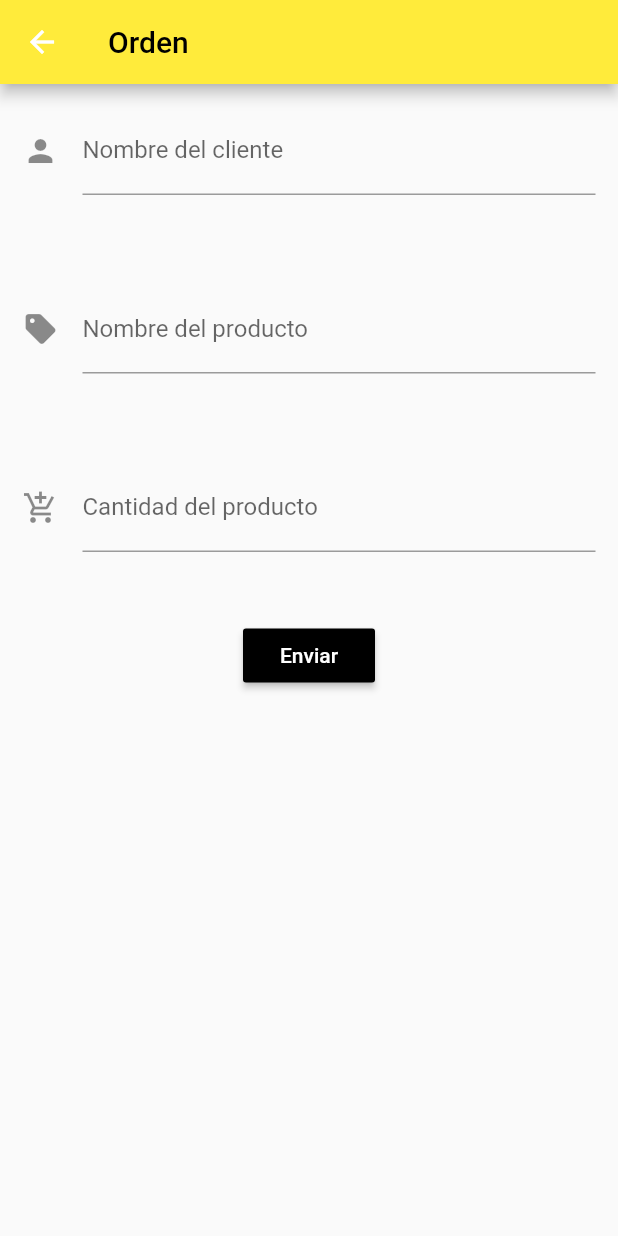
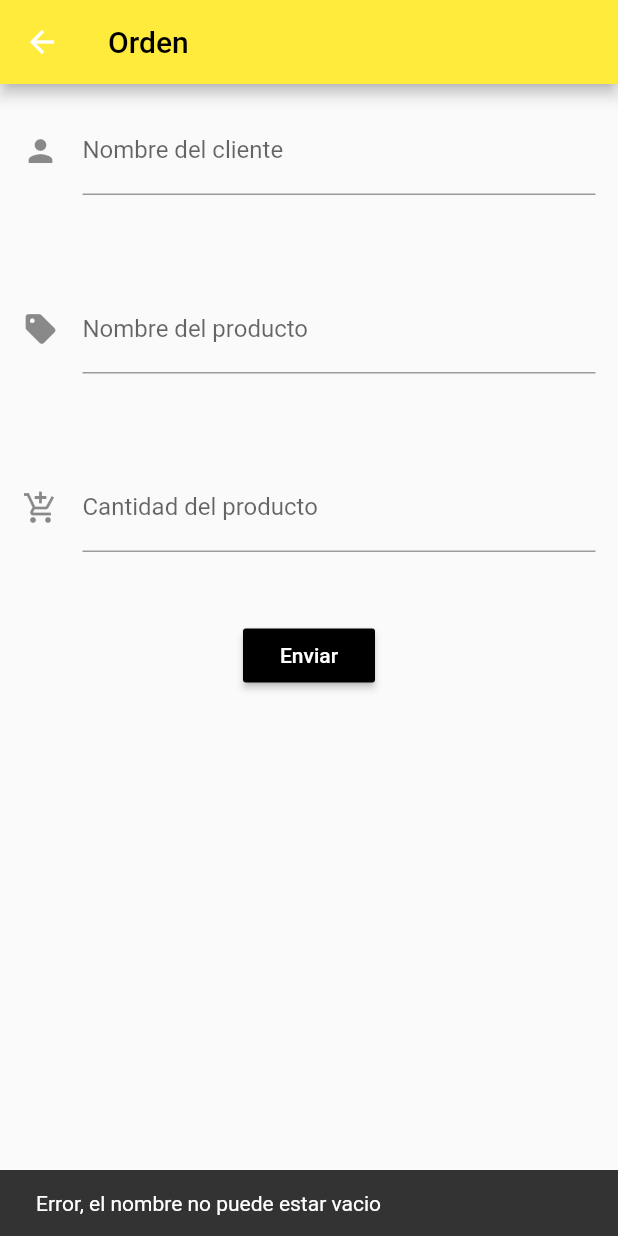
Before and after one commit to devLucasSsS/P-Movil, a Flutter app: the OrderPage screen opened directly, after a tap on "Enviar", on a phone screen of 412 x 824 dp. Run offline on Flutter 3.47's test engine with Material 2 defaults, Android fonts, the phone set to English and light mode, and no system bars; our stand-ins replace cloud_firestore, firebase_auth, firebase_core, shared_preferences; accounts and stored records are empty.

Commit message:
form pedido listo, hay que fixear el error

```diff
--- a/lib/screen/OrderPage.dart
+++ b/lib/screen/OrderPage.dart
@@ -1,6 +1,19 @@
 import 'package:flutter/material.dart';
+import 'package:flutter_application_1/screen/services/firestore_service.dart';
 
-class OrderPage extends StatelessWidget {
+class OrderPage extends StatefulWidget {
+  const OrderPage({super.key});
+
+  @override
+  State<OrderPage> createState() => _OrderPageState();
+}
+
+class _OrderPageState extends State<OrderPage> {
+  final formKey = GlobalKey<FormState>();
+
+  TextEditingController nameClientCtrl = TextEditingController();
+  TextEditingController nameProductCtrl = TextEditingController();
+  TextEditingController cantCtrl = TextEditingController();
   @override
   Widget build(BuildContext context) {
     return Scaffold(
@@ -28,23 +41,23 @@ class OrderPage extends StatelessWidget {
                   height: 30,
                 ),
                 MaterialButton(
-                  onPressed: () {},
                   color: Colors.black,
                   child: Text(
                     'Enviar',
                     style: TextStyle(color: Colors.white),
                   ),
+                  onPressed:() => create(context),
                 )
               ],
             ),
           ),
         ));
   }
-
   Widget _crearInput1() {
     return Container(
       padding: EdgeInsets.all(15),
       child: TextFormField(
+        controller: nameClientCtrl,
         decoration: InputDecoration(
             icon: Icon(Icons.person),
             labelText: 'Nombre del cliente',
@@ -57,6 +70,7 @@ class OrderPage extends StatelessWidget {
     return Container(
       padding: EdgeInsets.all(15),
       child: TextFormField(
+        controller: nameProductCtrl,
         decoration: InputDecoration(
             icon: Icon(Icons.sell),
             labelText: 'Nombre del producto',
@@ -69,6 +83,7 @@ class OrderPage extends StatelessWidget {
     return Container(
       padding: EdgeInsets.all(15),
       child: TextFormField(
+        controller: cantCtrl,
         decoration: InputDecoration(
             icon: Icon(Icons.add_shopping_cart),
             labelText: 'Cantidad del producto',
@@ -76,4 +91,33 @@ class OrderPage extends StatelessWidget {
       ),
     );
   }
-}
+    void create(context) async{
+
+      int cant = int.tryParse(cantCtrl.text.trim()) ?? 0;
+      var nombre = nameClientCtrl.text.trim();
+      var producto = nameProductCtrl.text.trim();
+      if(nombre == ''){
+        ScaffoldMessenger.of(context).showSnackBar(
+          const SnackBar(content: Text('Error, el nombre no puede estar vacio'))
+        );
+      }else if(producto == ''){
+        ScaffoldMessenger.of(context).showSnackBar(
+          const SnackBar(content: Text('Error, el nombre del producto no puede estar vacio'))
+        );
+      }else if(cant < 1){
+                ScaffoldMessenger.of(context).showSnackBar(
+          const SnackBar(content: Text('Error, la cantidad no puede ser 0'))
+        );
+      }else{
+        FirestoreService().agregarPedido(
+          nombre,
+          producto,
+          cant
+        );
+        Navigator.pop(context);
+        ScaffoldMessenger.of(context).showSnackBar(
+          const SnackBar(content: Text('Pedido Agendado'))
+        );
+      }
+    }
+  }
--- a/lib/screen/admin/CreateProduct.dart
+++ b/lib/screen/admin/CreateProduct.dart
@@ -1,4 +1,3 @@
-import 'package:cloud_firestore/cloud_firestore.dart';
 import 'package:flutter/material.dart';
 import 'package:flutter_application_1/screen/services/firestore_service.dart';
 class CreateProduct extends StatefulWidget {
--- a/lib/screen/admin/ListOrders.dart
+++ b/lib/screen/admin/ListOrders.dart
@@ -33,7 +33,7 @@ class ListOrders extends StatelessWidget {
                 subtitle:
                       Text('Producto: '+Order['producto'] + '\n'
                       'Cantidad: ${Order['cantidad'].toString()}'),
-                trailing: Text('Total:${Order['total'].toString()}'),
+                // trailing: Text('Total:${Order['total'].toString()}'),
               );
             },
           );
--- a/lib/screen/services/firestore_service.dart
+++ b/lib/screen/services/firestore_service.dart
@@ -3,21 +3,17 @@ import 'package:cloud_firestore/cloud_firestore.dart';
 class FirestoreService {
   //obtener los productos
   Stream<QuerySnapshot> productos() {
-    // return FirebaseFirestore.instance.collection('productos').snapshots();
     return FirebaseFirestore.instance.collection('productos').snapshots();
   }
 
   Stream<QuerySnapshot> pedidos() {
-    // return FirebaseFirestore.instance.collection('productos').snapshots();
     return FirebaseFirestore.instance.collection('pedidos').snapshots();
   }
 
   Stream<QuerySnapshot> producto(String nombre) {
-    // return FirebaseFirestore.instance.collection('productos').snapshots();
     return FirebaseFirestore.instance.collection('productos').where('name', isEqualTo: nombre).snapshots();
   }
 
-  //agregar
   Future agregar(String nombre, int stock, int precio) {
     return FirebaseFirestore.instance.collection('productos').doc().set({
       'name': nombre,
@@ -25,8 +21,14 @@ class FirestoreService {
       'price': precio,
     });
   }
+  Future agregarPedido(String nombreC, String nombreP, int cant) {
+    return FirebaseFirestore.instance.collection('pedidos').doc().set({
+      'nombre': nombreC,
+      'producto': nombreP,
+      'cantidad': cant,
+    });
+  }
 
-  //borrar
   Future borrar(String productoId) {
     return FirebaseFirestore.instance.collection('productos').doc(productoId).delete();
   }
```
